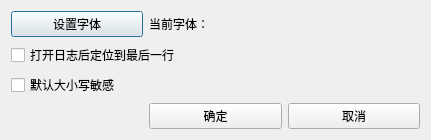
Before: the Qt Designer form src/settingsdialog.ui in compilelife/loginsight, drawn with Qt 5.
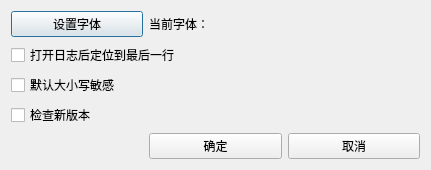
After: the same form once the commit is applied.

Commit message: 可以关闭自动检查更新

The edit to the form file:
```diff
--- a/src/settingsdialog.ui
+++ b/src/settingsdialog.ui
@@ -7,16 +7,13 @@
     <x>0</x>
     <y>0</y>
     <width>431</width>
-    <height>140</height>
+    <height>169</height>
    </rect>
   </property>
   <property name="windowTitle">
    <string>Dialog</string>
   </property>
   <layout class="QGridLayout" name="gridLayout">
-   <property name="sizeConstraint">
-    <enum>QLayout::SetMinAndMaxSize</enum>
-   </property>
    <item row="0" column="0">
     <widget class="QPushButton" name="chooseFontBtn">
      <property name="text">
@@ -27,7 +24,7 @@
      </property>
     </widget>
    </item>
-   <item row="0" column="1" colspan="2">
+   <item row="0" column="1">
     <widget class="QLabel" name="fontLabel">
      <property name="text">
       <string>当前字体：</string>
@@ -41,14 +38,28 @@
      </property>
     </widget>
    </item>
-   <item row="2" column="0" colspan="2">
+   <item row="2" column="0">
     <widget class="QCheckBox" name="caseSensitiveCheckBox">
      <property name="text">
       <string>默认大小写敏感</string>
      </property>
     </widget>
    </item>
-   <item row="3" column="2">
+   <item row="3" column="0">
+    <widget class="QCheckBox" name="checkUpdateCheckBox">
+     <property name="text">
+      <string>检查新版本</string>
+     </property>
+    </widget>
+   </item>
+   <item row="4" column="1">
+    <widget class="QPushButton" name="okBtn">
+     <property name="text">
+      <string>确定</string>
+     </property>
+    </widget>
+   </item>
+   <item row="4" column="2">
     <widget class="QPushButton" name="cancelBtn">
      <property name="text">
       <string>取消</string>
@@ -58,13 +69,6 @@
      </property>
     </widget>
    </item>
-   <item row="3" column="1">
-    <widget class="QPushButton" name="okBtn">
-     <property name="text">
-      <string>确定</string>
-     </property>
-    </widget>
-   </item>
   </layout>
  </widget>
  <resources/>
```
The commit also changes 3 other files.
